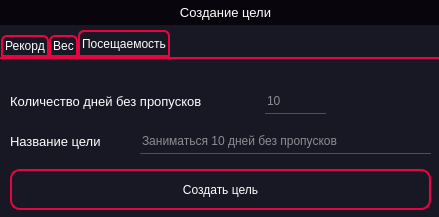
The window that Program/new_design/dream_window.ui (Daniil-Solo/Training-tracker) describes before a commit, drawn with Qt 5.
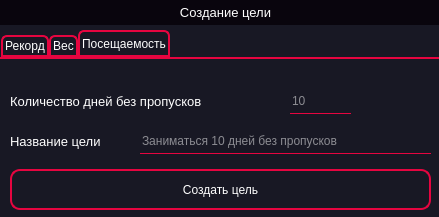
The same window after the commit. The open tabs and pages were chosen to show the change. Icons and pictures are not drawn.

Commit message: finish names for all windows

Patch:
```diff
--- a/Program/new_design/dream_window.ui
+++ b/Program/new_design/dream_window.ui
@@ -435,7 +435,7 @@
        <rect>
         <x>10</x>
         <y>30</y>
-        <width>261</width>
+        <width>271</width>
         <height>25</height>
        </rect>
       </property>
@@ -494,7 +494,7 @@
      <widget class="QLineEdit" name="lineEdit_6">
       <property name="geometry">
        <rect>
-        <x>265</x>
+        <x>290</x>
         <y>30</y>
         <width>61</width>
         <height>25</height>
```
Left out of the diff: 26 changed lines with no effect on the pictures. The commit also changes 4 other files.
